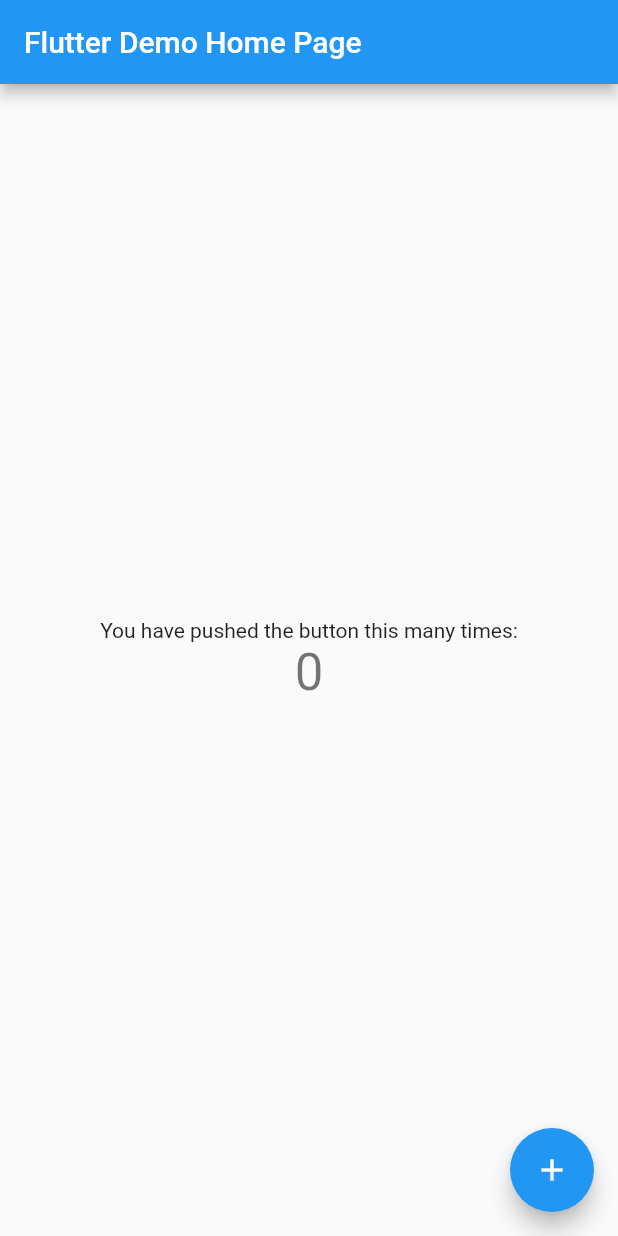
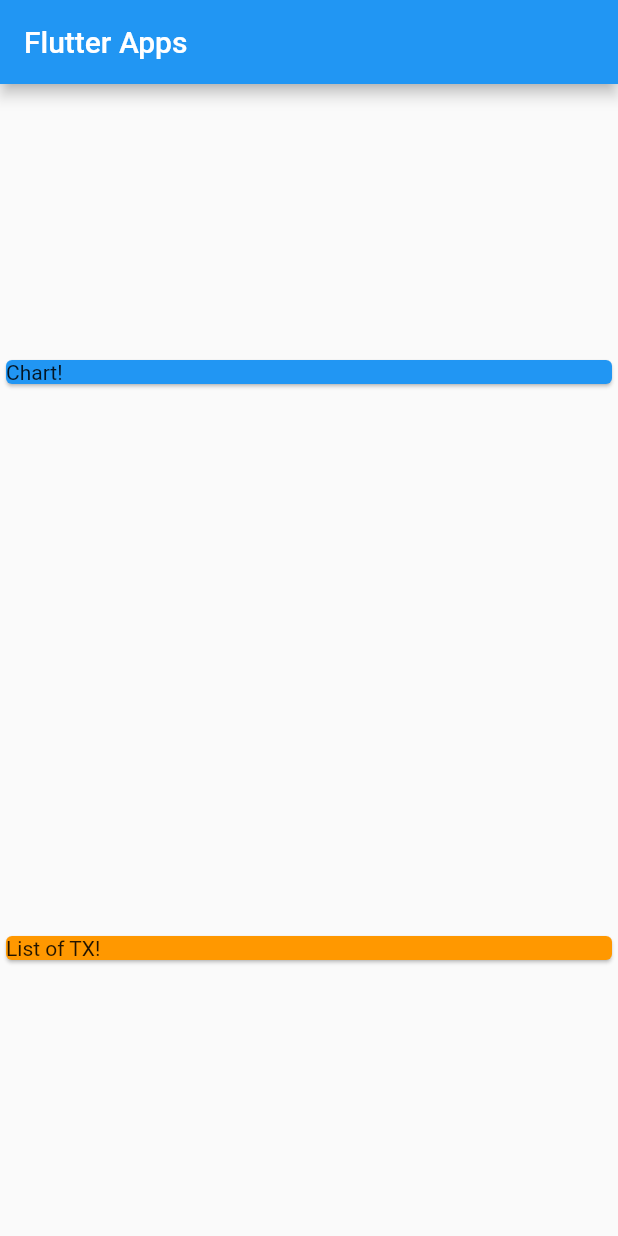
Before and after one commit to wasii/flutter_widget_styling, a Flutter app: the screen it shows after launch, on a phone screen of 412 x 824 dp. Run offline on Flutter 3.47's test engine with Material 2 defaults, Android fonts, the light colour scheme and no system bars.

Commit message:
adding transaction model and data

```diff
--- a/lib/main.dart
+++ b/lib/main.dart
@@ -1,115 +1,50 @@
 import 'package:flutter/material.dart';
+import './transactions.dart';
 
-void main() {
-  runApp(const MyApp());
-}
+void main() => runApp(MyApp());
 
 class MyApp extends StatelessWidget {
-  const MyApp({Key? key}) : super(key: key);
-
-  // This widget is the root of your application.
   @override
   Widget build(BuildContext context) {
     return MaterialApp(
-      title: 'Flutter Demo',
-      theme: ThemeData(
-        // This is the theme of your application.
-        //
-        // Try running your application with "flutter run". You'll see the
-        // application has a blue toolbar. Then, without quitting the app, try
-        // changing the primarySwatch below to Colors.green and then invoke
-        // "hot reload" (press "r" in the console where you ran "flutter run",
-        // or simply save your changes to "hot reload" in a Flutter IDE).
-        // Notice that the counter didn't reset back to zero; the application
-        // is not restarted.
-        primarySwatch: Colors.blue,
-      ),
-      home: const MyHomePage(title: 'Flutter Demo Home Page'),
+      title: 'Flutter App',
+      home: MyHomePage(),
     );
   }
 }
 
-class MyHomePage extends StatefulWidget {
-  const MyHomePage({Key? key, required this.title}) : super(key: key);
-
-  // This widget is the home page of your application. It is stateful, meaning
-  // that it has a State object (defined below) that contains fields that affect
-  // how it looks.
-
-  // This class is the configuration for the state. It holds the values (in this
-  // case the title) provided by the parent (in this case the App widget) and
-  // used by the build method of the State. Fields in a Widget subclass are
-  // always marked "final".
-
-  final String title;
-
-  @override
-  State<MyHomePage> createState() => _MyHomePageState();
-}
-
-class _MyHomePageState extends State<MyHomePage> {
-  int _counter = 0;
-
-  void _incrementCounter() {
-    setState(() {
-      // This call to setState tells the Flutter framework that something has
-      // changed in this State, which causes it to rerun the build method below
-      // so that the display can reflect the updated values. If we changed
-      // _counter without calling setState(), then the build method would not be
-      // called again, and so nothing would appear to happen.
-      _counter++;
-    });
-  }
-
+class MyHomePage extends StatelessWidget {
+  final List<Transaction> transactions = [
+    Transaction(id: "T1", title: "New Shoes", amount: 69.99, date: DateTime.now()),
+    Transaction(id: "T2", title: "New Shirt", amount: 169.99, date: DateTime.now()),
+    Transaction(id: "T3", title: "New Pant", amount: 9.99, date: DateTime.now()),
+    Transaction(id: "T4", title: "New Phone", amount: 19.99, date: DateTime.now()),
+  ];
   @override
   Widget build(BuildContext context) {
-    // This method is rerun every time setState is called, for instance as done
-    // by the _incrementCounter method above.
-    //
-    // The Flutter framework has been optimized to make rerunning build methods
-    // fast, so that you can just rebuild anything that needs updating rather
-    // than having to individually change instances of widgets.
     return Scaffold(
       appBar: AppBar(
-        // Here we take the value from the MyHomePage object that was created by
-        // the App.build method, and use it to set our appbar title.
-        title: Text(widget.title),
+        title: Text('Flutter Apps'),
       ),
-      body: Center(
-        // Center is a layout widget. It takes a single child and positions it
-        // in the middle of the parent.
-        child: Column(
-          // Column is also a layout widget. It takes a list of children and
-          // arranges them vertically. By default, it sizes itself to fit its
-          // children horizontally, and tries to be as tall as its parent.
-          //
-          // Invoke "debug painting" (press "p" in the console, choose the
-          // "Toggle Debug Paint" action from the Flutter Inspector in Android
-          // Studio, or the "Toggle Debug Paint" command in Visual Studio Code)
-          // to see the wireframe for each widget.
-          //
-          // Column has various properties to control how it sizes itself and
-          // how it positions its children. Here we use mainAxisAlignment to
-          // center the children vertically; the main axis here is the vertical
-          // axis because Columns are vertical (the cross axis would be
-          // horizontal).
-          mainAxisAlignment: MainAxisAlignment.center,
-          children: <Widget>[
-            const Text(
-              'You have pushed the button this many times:',
+      body: Column(
+        mainAxisAlignment: MainAxisAlignment.spaceAround,
+        crossAxisAlignment: CrossAxisAlignment.stretch,
+        children: [
+          Container(
+            width: double.infinity,
+            child: Card(
+              color: Colors.blue,
+              child: Text('Chart!'),
+            )// padding: EdgeInsets.fromLTRB(10, 20, 10, 0),
+          ),
+          Container(
+            child: Card(
+              color: Colors.orange,
+              child: Text('List of TX!'),
             ),
-            Text(
-              '$_counter',
-              style: Theme.of(context).textTheme.headline4,
-            ),
-          ],
-        ),
+          ),
+        ],
       ),
-      floatingActionButton: FloatingActionButton(
-        onPressed: _incrementCounter,
-        tooltip: 'Increment',
-        child: const Icon(Icons.add),
-      ), // This trailing comma makes auto-formatting nicer for build methods.
     );
   }
 }
--- /dev/null
+++ b/lib/transactions.dart
@@ -0,0 +1,14 @@
+import 'package:flutter/foundation.dart';
+class Transaction {
+  final String id;
+  final String title;
+  final double amount;
+  final DateTime date;
+
+  Transaction({
+    @required this.id,
+    @required this.title,
+    @required this.amount,
+    @required this.date,
+  });
+}
```
Also changed, not shown: pubspec.yaml (+3 -16 lines), pubspec.lock.
